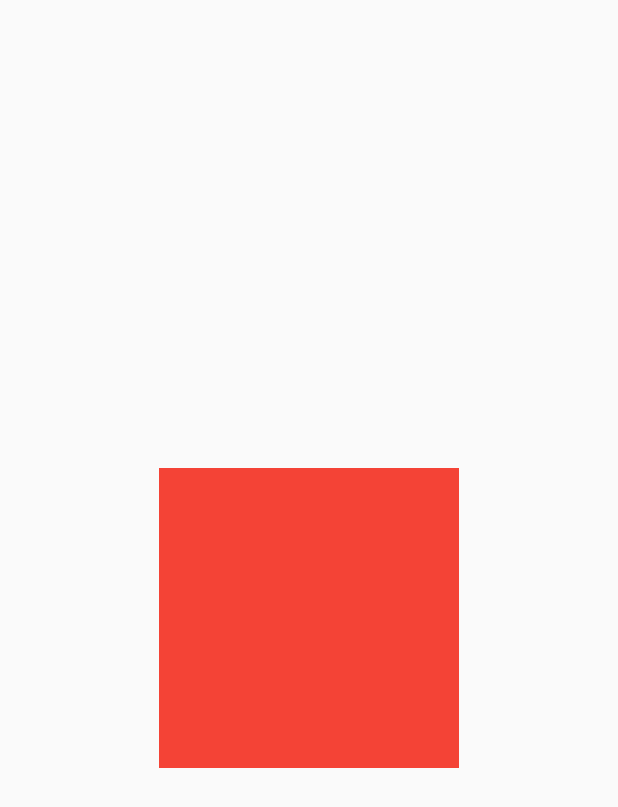
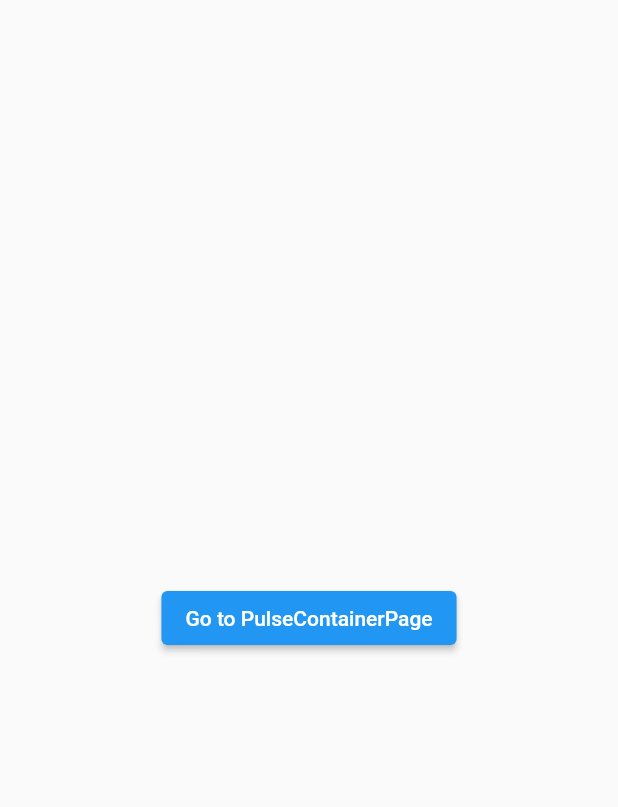
Before and after one commit to DouglasCeron/pulse_container, a Flutter app: the screen it shows after launch, on a phone screen of 412 x 824 dp. Shown: the top 807 px of the screen. Run offline on Flutter 3.47's test engine with Material 2 defaults, Android fonts, the light colour scheme and no system bars.

Commit message:
criação pulse page

```diff
--- a/lib/main.dart
+++ b/lib/main.dart
@@ -1,5 +1,6 @@
 import 'package:flutter/material.dart';
-import 'package:pulse_container/pulse_container.dart';
+import 'package:pulse_container/presentation/container/pulse_container_page.dart';
+import 'package:pulse_container/presentation/home/home_page.dart';
 
 void main() {
   runApp(const MyApp());
@@ -12,10 +13,10 @@ class MyApp extends StatelessWidget {
   Widget build(BuildContext context) {
     return MaterialApp(
       title: 'Flutter Demo',
-      theme: ThemeData(
-        primarySwatch: Colors.blue,
-      ),
-      home: PulseContainer(),
+      home: HomePage(),
+      routes: {
+        '/pulse_container': (_) => PulseContainerPage(),
+      },
     );
   }
 }
--- /dev/null
+++ b/lib/presentation/home/home_page.dart
@@ -0,0 +1,21 @@
+import 'package:flutter/material.dart';
+import 'package:flutter/src/foundation/key.dart';
+import 'package:flutter/src/widgets/framework.dart';
+
+class HomePage extends StatelessWidget {
+  const HomePage({Key? key}) : super(key: key);
+
+  @override
+  Widget build(BuildContext context) {
+    return Scaffold(
+      body: Center(
+        child: ElevatedButton(
+          onPressed: () {
+            Navigator.of(context).pushNamed('/pulse_container');
+          },
+          child: const Text('Go to PulseContainerPage'),
+        ),
+      ),
+    );
+  }
+}
--- a/lib/pulse_container.dart
+++ /dev/null
@@ -1,22 +0,0 @@
-import 'package:flutter/material.dart';
-
-class PulseContainer extends StatefulWidget {
-  const PulseContainer({Key? key}) : super(key: key);
-
-  @override
-  State<PulseContainer> createState() => _PulseContainerState();
-}
-
-class _PulseContainerState extends State<PulseContainer> {
-  @override
-  Widget build(BuildContext context) {
-    return Scaffold(
-      body: Center(
-          child: Container(
-        height: 200,
-        width: 200,
-        color: Colors.red,
-      )),
-    );
-  }
-}
```
Also changed, not shown: lib/presentation/container/pulse_container_page.dart (added, +48 -0 lines), lib/widgets/pulse_container.dart (added, +88 -0 lines).
